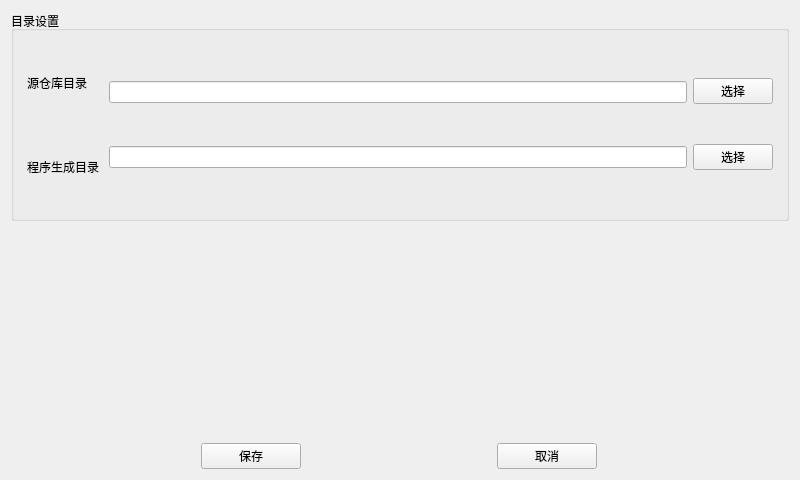
This is setting.ui in nie11kun/HorizonJuicerCreator as Qt 5 draws it before an edit. The edited form follows.
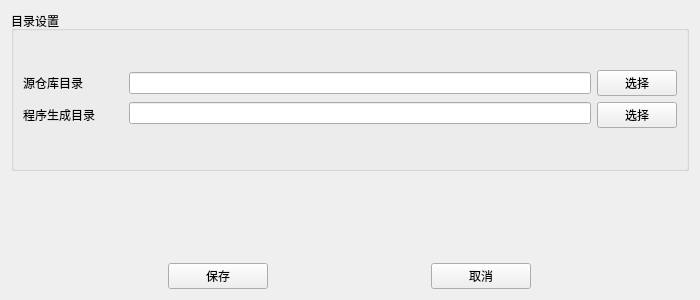
This is the edited form.

```diff
--- a/setting.ui
+++ b/setting.ui
@@ -6,46 +6,43 @@
    <rect>
     <x>0</x>
     <y>0</y>
-    <width>800</width>
-    <height>480</height>
+    <width>700</width>
+    <height>300</height>
    </rect>
   </property>
   <property name="windowTitle">
    <string>Form</string>
   </property>
-  <layout class="QVBoxLayout" name="verticalLayout_4">
+  <layout class="QVBoxLayout" name="verticalLayout_4" stretch="2,1,1">
    <item>
     <widget class="QGroupBox" name="groupBox">
      <property name="title">
       <string>目录设置</string>
      </property>
-     <layout class="QHBoxLayout" name="horizontalLayout">
-      <property name="sizeConstraint">
-       <enum>QLayout::SetDefaultConstraint</enum>
-      </property>
-      <property name="leftMargin">
-       <number>13</number>
-      </property>
-      <property name="topMargin">
-       <number>13</number>
-      </property>
-      <property name="rightMargin">
-       <number>13</number>
-      </property>
-      <property name="bottomMargin">
-       <number>13</number>
-      </property>
-      <item>
-       <layout class="QVBoxLayout" name="verticalLayout">
-        <item>
+     <layout class="QGridLayout" name="gridLayout">
+      <item row="0" column="0">
+       <layout class="QGridLayout" name="gridLayout_2">
+        <item row="0" column="0">
          <widget class="QLabel" name="labelSource">
+          <property name="minimumSize">
+           <size>
+            <width>100</width>
+            <height>0</height>
+           </size>
+          </property>
           <property name="text">
            <string>源仓库目录    </string>
           </property>
          </widget>
         </item>
-        <item>
+        <item row="1" column="0">
          <widget class="QLabel" name="labelDest">
+          <property name="minimumSize">
+           <size>
+            <width>100</width>
+            <height>0</height>
+           </size>
+          </property>
           <property name="text">
            <string>程序生成目录 </string>
           </property>
@@ -53,27 +50,39 @@
         </item>
        </layout>
       </item>
-      <item>
-       <layout class="QVBoxLayout" name="verticalLayout_2">
-        <item>
+      <item row="0" column="1">
+       <layout class="QGridLayout" name="gridLayout_3">
+        <item row="0" column="0">
          <widget class="QLineEdit" name="lineEditSource"/>
         </item>
-        <item>
+        <item row="1" column="0">
          <widget class="QLineEdit" name="lineEditDest"/>
         </item>
        </layout>
       </item>
-      <item>
-       <layout class="QVBoxLayout" name="verticalLayout_3">
-        <item>
+      <item row="0" column="2">
+       <layout class="QGridLayout" name="gridLayout_4">
+        <item row="0" column="0">
          <widget class="QPushButton" name="sourceButton">
+          <property name="minimumSize">
+           <size>
+            <width>80</width>
+            <height>0</height>
+           </size>
+          </property>
           <property name="text">
            <string>选择</string>
           </property>
          </widget>
         </item>
-        <item>
+        <item row="1" column="0">
          <widget class="QPushButton" name="destButton">
+          <property name="minimumSize">
+           <size>
+            <width>80</width>
+            <height>0</height>
+           </size>
+          </property>
           <property name="text">
            <string>选择</string>
           </property>
@@ -99,6 +108,12 @@
     <layout class="QHBoxLayout" name="horizontalLayout_3">
      <item>
       <widget class="QPushButton" name="saveButton">
+       <property name="minimumSize">
+        <size>
+         <width>80</width>
+         <height>0</height>
+        </size>
+       </property>
        <property name="maximumSize">
         <size>
          <width>100</width>
@@ -112,6 +127,12 @@
      </item>
      <item>
       <widget class="QPushButton" name="abortButton">
+       <property name="minimumSize">
+        <size>
+         <width>80</width>
+         <height>0</height>
+        </size>
+       </property>
        <property name="maximumSize">
         <size>
          <width>100</width>
```
